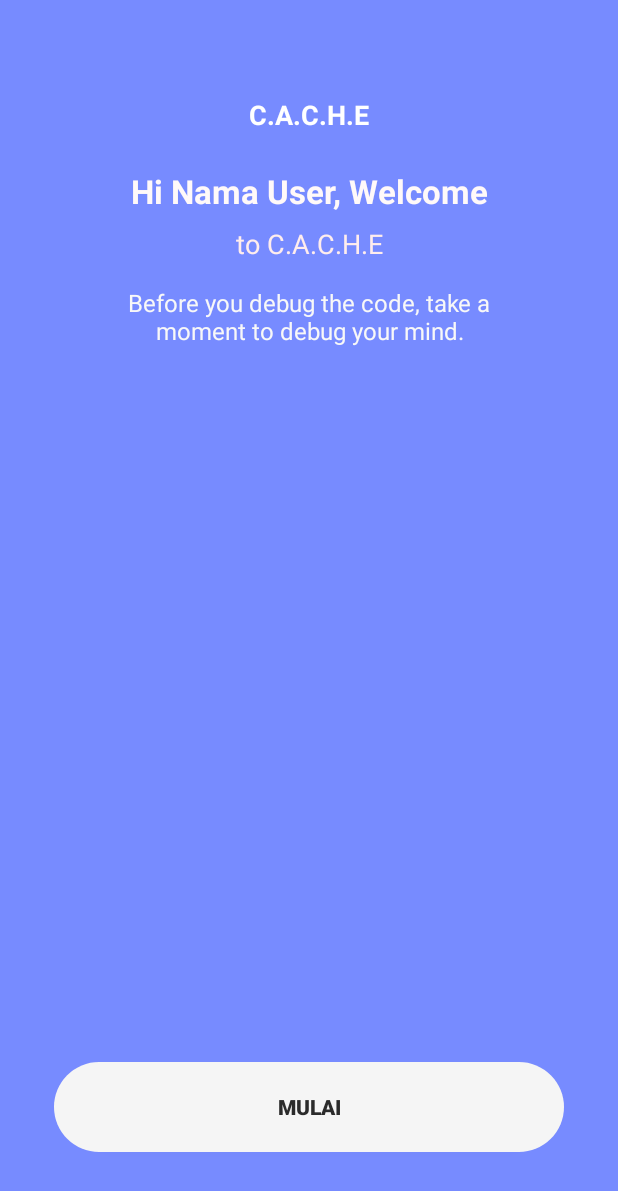
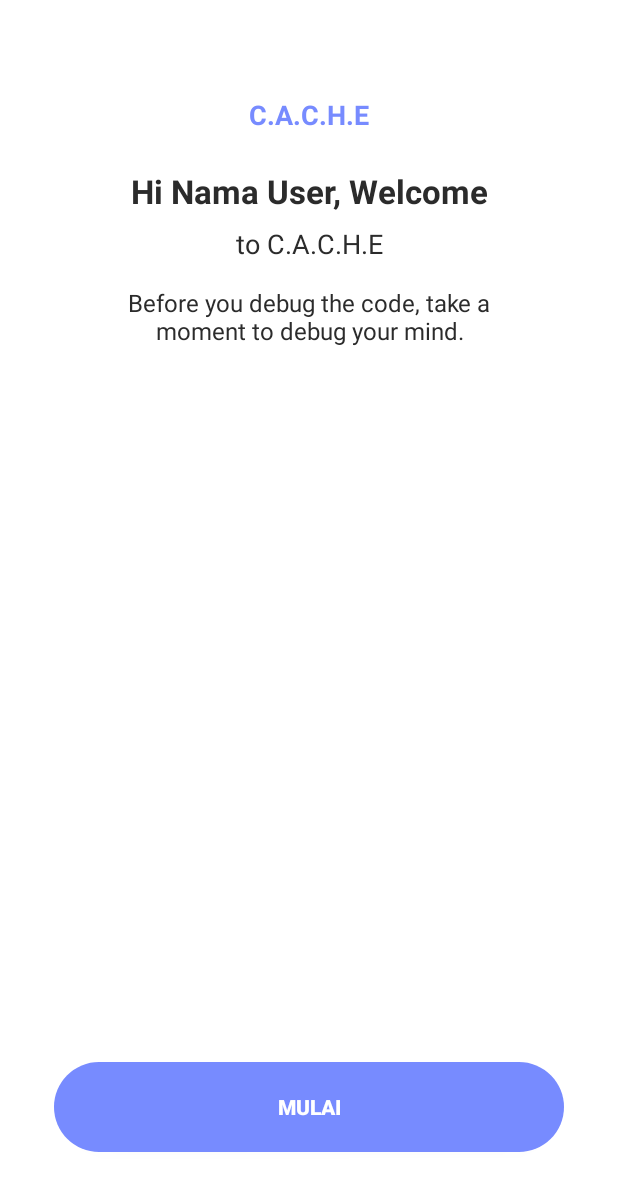
Before and after one commit to Zafnat21/UAS_Mobile_Programming, an Android app: the screen it shows after launch (MainActivity), on a phone screen of 412 x 824 dp. Shown: the top 1191 px of the screen. Run offline under Robolectric (Android 15) with nearby library versions, the phone set to English and light mode, and no system bars.

Commit message:
(Welcome, Pilih Mood, dan Flush Pikiran): 1. Welcome sudah di revisi layoutnya, 2. Pilih Mood sudah ada database dan bisa dijalankan, 3. Flush pikiran tinggal revisi riwayat dan beberapa perubahan.

```diff
--- a/app/src/main/res/layout/activity_main.xml
+++ b/app/src/main/res/layout/activity_main.xml
@@ -6,7 +6,7 @@
     android:id="@+id/main"
     android:layout_width="match_parent"
     android:layout_height="match_parent"
-    android:background="#778BFF"
+    android:background="#FFFFFF"
     android:padding="24dp"
     tools:context=".MainActivity">
 
@@ -17,7 +17,7 @@
         android:layout_height="wrap_content"
         android:text="C.A.C.H.E"
         android:textSize="18sp"
-        android:textColor="#FFFFFF"
+        android:textColor="#778BFF"
         android:textStyle="bold"
         app:layout_constraintTop_toTopOf="parent"
         app:layout_constraintStart_toStartOf="parent"
@@ -31,7 +31,7 @@
         android:layout_height="wrap_content"
         android:text="Hi Nama User, Welcome"
         android:textSize="22sp"
-        android:textColor="#FFF9F9"
+        android:textColor="#2B2B2B"
         android:textStyle="bold"
         app:layout_constraintTop_toBottomOf="@id/logoText"
         app:layout_constraintStart_toStartOf="parent"
@@ -45,7 +45,7 @@
         android:layout_height="wrap_content"
         android:text="to C.A.C.H.E"
         android:textSize="18sp"
-        android:textColor="#FFEDED"
+        android:textColor="#2B2B2B"
         app:layout_constraintTop_toBottomOf="@id/welcomeText"
         app:layout_constraintStart_toStartOf="parent"
         app:layout_constraintEnd_toEndOf="parent"
@@ -58,7 +58,7 @@
         android:layout_height="wrap_content"
         android:text="Before you debug the code, take a\nmoment to debug your mind."
         android:textSize="16sp"
-        android:textColor="#F8F8F8"
+        android:textColor="#2B2B2B"
         android:gravity="center"
         app:layout_constraintTop_toBottomOf="@id/toCacheText"
         app:layout_constraintStart_toStartOf="parent"
@@ -73,8 +73,9 @@
         android:text="MULAI"
         android:textAllCaps="false"
         android:textStyle="bold"
-        android:textColor="#2B2B2B"
-        android:background="@drawable/rounded_button"
+        android:textColor="#FFFFFF"
+        android:backgroundTint="#778BFF"
+        android:background="@drawable/rounded_button_purple"
         android:elevation="4dp"
         android:padding="16dp"
         app:layout_constraintBottom_toBottomOf="parent"
```
